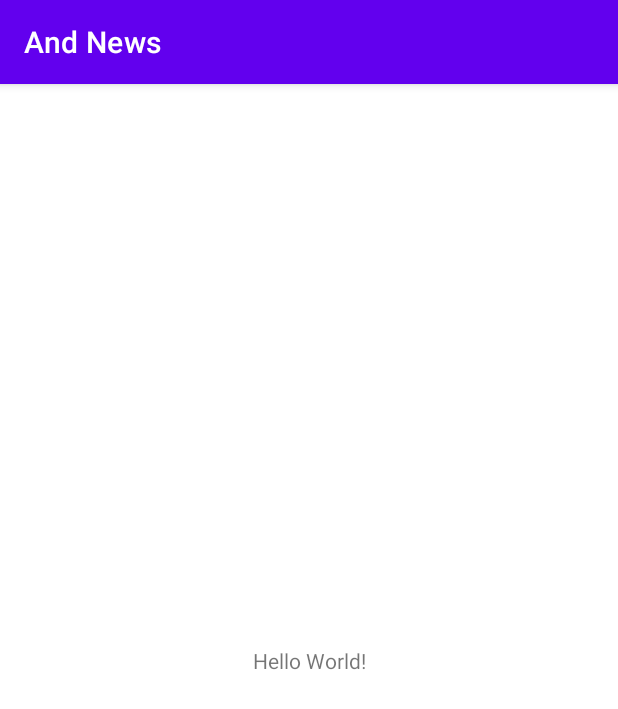
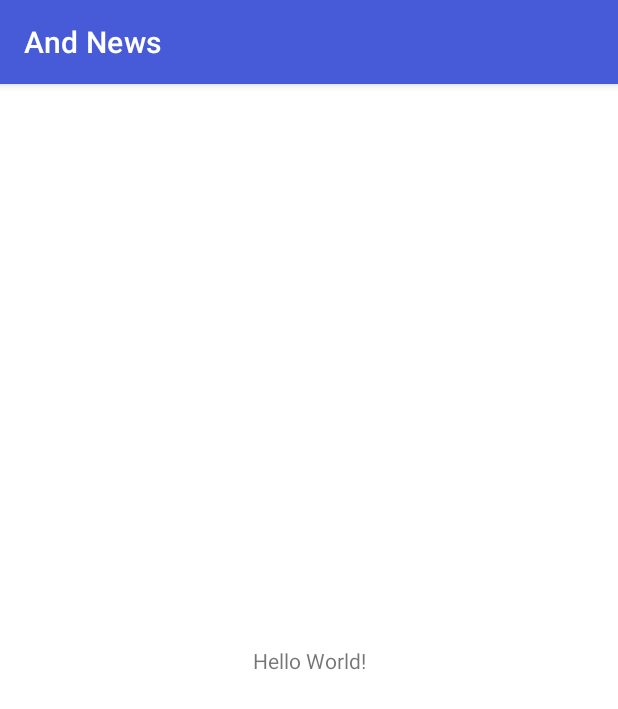
Before and after one commit to ardilobrt/NewsApp, an Android app: the screen it shows after launch (MainActivity), on a phone screen of 412 x 824 dp. Shown: the top 709 px of the screen. Run offline under Robolectric (Android 15) with nearby library versions, the phone set to English and light mode, and no system bars.

Commit message:
Add colours

```diff
--- a/app/src/main/res/values-night/themes.xml
+++ b/app/src/main/res/values-night/themes.xml
@@ -2,12 +2,12 @@
   <!-- Base application theme. -->
   <style name="Theme.AndNews" parent="Theme.MaterialComponents.DayNight.DarkActionBar">
     <!-- Primary brand color. -->
-    <item name="colorPrimary">@color/purple_200</item>
-    <item name="colorPrimaryVariant">@color/purple_700</item>
+    <item name="colorPrimary">@color/purple_light</item>
+    <item name="colorPrimaryVariant">@color/purple_dark</item>
     <item name="colorOnPrimary">@color/black</item>
     <!-- Secondary brand color. -->
-    <item name="colorSecondary">@color/teal_200</item>
-    <item name="colorSecondaryVariant">@color/teal_200</item>
+    <item name="colorSecondary">@color/purple_light</item>
+    <item name="colorSecondaryVariant">@color/purple_light</item>
     <item name="colorOnSecondary">@color/black</item>
     <!-- Status bar color. -->
     <item name="android:statusBarColor" tools:targetApi="l">?attr/colorPrimaryVariant</item>
--- a/app/src/main/res/values/colors.xml
+++ b/app/src/main/res/values/colors.xml
@@ -7,4 +7,18 @@
   <color name="teal_700">#FF018786</color>
   <color name="black">#FF000000</color>
   <color name="white">#FFFFFFFF</color>
+
+<!-- Main Colors  -->
+  <color name="purple_primary">#FF475AD7</color>
+  <color name="purple_dark">#FF2536A7</color>
+  <color name="purple_light">#FF8A96E5</color>
+  <color name="purple_lighter">#FFEEF0FB</color>
+  <color name="black_dark">#FF22242F</color>
+  <color name="black_primary">#FF333647</color>
+  <color name="black_light">#FF44485F</color>
+  <color name="black_lighter">#FF555A77</color>
+  <color name="grey_dark">#FF666C8E</color>
+  <color name="grey_primary">#FF7C82A1</color>
+  <color name="grey_light">#FFACAFC3</color>
+  <color name="grey_lighter">#FFF3F4F6</color>
 </resources>
--- a/app/src/main/res/values/themes.xml
+++ b/app/src/main/res/values/themes.xml
@@ -2,12 +2,12 @@
   <!-- Base application theme. -->
   <style name="Theme.AndNews" parent="Theme.MaterialComponents.DayNight.DarkActionBar">
     <!-- Primary brand color. -->
-    <item name="colorPrimary">@color/purple_500</item>
-    <item name="colorPrimaryVariant">@color/purple_700</item>
+    <item name="colorPrimary">@color/purple_primary</item>
+    <item name="colorPrimaryVariant">@color/purple_dark</item>
     <item name="colorOnPrimary">@color/white</item>
     <!-- Secondary brand color. -->
-    <item name="colorSecondary">@color/teal_200</item>
-    <item name="colorSecondaryVariant">@color/teal_700</item>
+    <item name="colorSecondary">@color/purple_light</item>
+    <item name="colorSecondaryVariant">@color/purple_dark</item>
     <item name="colorOnSecondary">@color/black</item>
     <!-- Status bar color. -->
     <item name="android:statusBarColor" tools:targetApi="l">?attr/colorPrimaryVariant</item>
```
